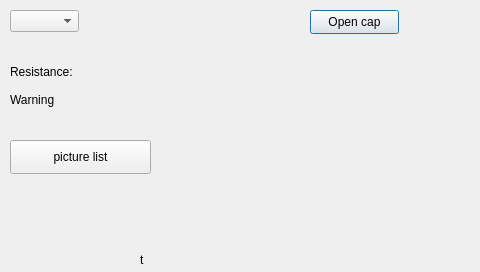
Before: the Qt Designer form qt1.ui in SuperbusyMuxiaolin/exp, drawn with Qt 5.
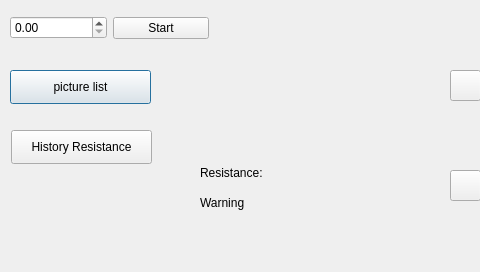
After: the same form once the commit is applied.

Diff of the .ui file:
```diff
--- a/qt1.ui
+++ b/qt1.ui
@@ -17,20 +17,20 @@
    <property name="geometry">
     <rect>
      <x>140</x>
-     <y>250</y>
+     <y>220</y>
      <width>191</width>
      <height>20</height>
     </rect>
    </property>
    <property name="text">
-    <string>t</string>
+    <string/>
    </property>
   </widget>
   <widget class="QLabel" name="lb_pic">
    <property name="geometry">
     <rect>
-     <x>230</x>
-     <y>60</y>
+     <x>200</x>
+     <y>10</y>
      <width>241</width>
      <height>131</height>
     </rect>
@@ -39,64 +39,69 @@
     <string/>
    </property>
   </widget>
-  <widget class="QComboBox" name="comboBox">
+  <widget class="QPushButton" name="pic_listButton">
+   <property name="geometry">
+    <rect>
+     <x>10</x>
+     <y>70</y>
+     <width>141</width>
+     <height>34</height>
+    </rect>
+   </property>
+   <property name="text">
+    <string>picture list</string>
+   </property>
+  </widget>
+  <widget class="QPushButton" name="ResistorButton">
+   <property name="geometry">
+    <rect>
+     <x>11</x>
+     <y>130</y>
+     <width>141</width>
+     <height>34</height>
+    </rect>
+   </property>
+   <property name="text">
+    <string>History Resistance</string>
+   </property>
+  </widget>
+  <widget class="QWidget" name="layoutWidget">
    <property name="geometry">
     <rect>
      <x>10</x>
      <y>10</y>
-     <width>69</width>
-     <height>22</height>
+     <width>199</width>
+     <height>36</height>
     </rect>
    </property>
-  </widget>
+   <layout class="QHBoxLayout" name="horizontalLayout">
+    <item>
+     <widget class="QDoubleSpinBox" name="tSpinBox">
+      <property name="whatsThis">
+       <string>&lt;html&gt;&lt;head/&gt;&lt;body&gt;&lt;p&gt;&lt;br/&gt;&lt;/p&gt;&lt;/body&gt;&lt;/html&gt;</string>
+      </property>
+     </widget>
+    </item>
+    <item>
   <widget class="QPushButton" name="OpenButton">
-   <property name="geometry">
-    <rect>
-     <x>310</x>
-     <y>10</y>
-     <width>89</width>
-     <height>24</height>
-    </rect>
-   </property>
    <property name="text">
-    <string>Open cap</string>
-   </property>
-  </widget>
-  <widget class="QWidget" name="verticalLayoutWidget">
-   <property name="geometry">
-    <rect>
-     <x>110</x>
-     <y>60</y>
-     <width>101</width>
-     <height>51</height>
-    </rect>
-   </property>
-   <layout class="QVBoxLayout" name="verticalLayout">
-    <item>
-     <widget class="QLabel" name="lb_resistor">
-      <property name="text">
-       <string/>
-      </property>
-     </widget>
-    </item>
-    <item>
-     <widget class="QLabel" name="lb_warning">
-      <property name="text">
-       <string/>
+       <string>Start</string>
       </property>
      </widget>
     </item>
    </layout>
   </widget>
-  <widget class="QWidget" name="verticalLayoutWidget_2">
+  <widget class="QWidget" name="layoutWidget">
    <property name="geometry">
     <rect>
-     <x>10</x>
-     <y>60</y>
-     <width>101</width>
-     <height>51</height>
+     <x>200</x>
+     <y>160</y>
+     <width>241</width>
+     <height>55</height>
     </rect>
    </property>
+   <layout class="QHBoxLayout" name="horizontalLayout_2">
+    <item>
    <layout class="QVBoxLayout" name="verticalLayout_2">
     <item>
      <widget class="QLabel" name="label_3">
@@ -113,18 +118,51 @@
      </widget>
     </item>
    </layout>
-  </widget>
-  <widget class="QPushButton" name="pic_listButton">
+    </item>
+    <item>
+     <layout class="QVBoxLayout" name="verticalLayout">
+      <item>
+       <widget class="QLabel" name="lb_resistor">
+        <property name="text">
+         <string/>
+        </property>
+       </widget>
+      </item>
+      <item>
+       <widget class="QLabel" name="lb_warning">
+        <property name="text">
+         <string/>
+        </property>
+       </widget>
+      </item>
+     </layout>
+    </item>
+   </layout>
+  </widget>
+  <widget class="QPushButton" name="warnButton1">
    <property name="geometry">
     <rect>
-     <x>10</x>
-     <y>140</y>
-     <width>141</width>
-     <height>34</height>
+     <x>450</x>
+     <y>70</y>
+     <width>31</width>
+     <height>31</height>
     </rect>
    </property>
    <property name="text">
-    <string>picture list</string>
+    <string/>
+   </property>
+  </widget>
+  <widget class="QPushButton" name="warnButton2">
+   <property name="geometry">
+    <rect>
+     <x>450</x>
+     <y>170</y>
+     <width>31</width>
+     <height>31</height>
+    </rect>
+   </property>
+   <property name="text">
+    <string/>
    </property>
   </widget>
  </widget>
```
Lines whose indentation alone changed are shown as unchanged.
